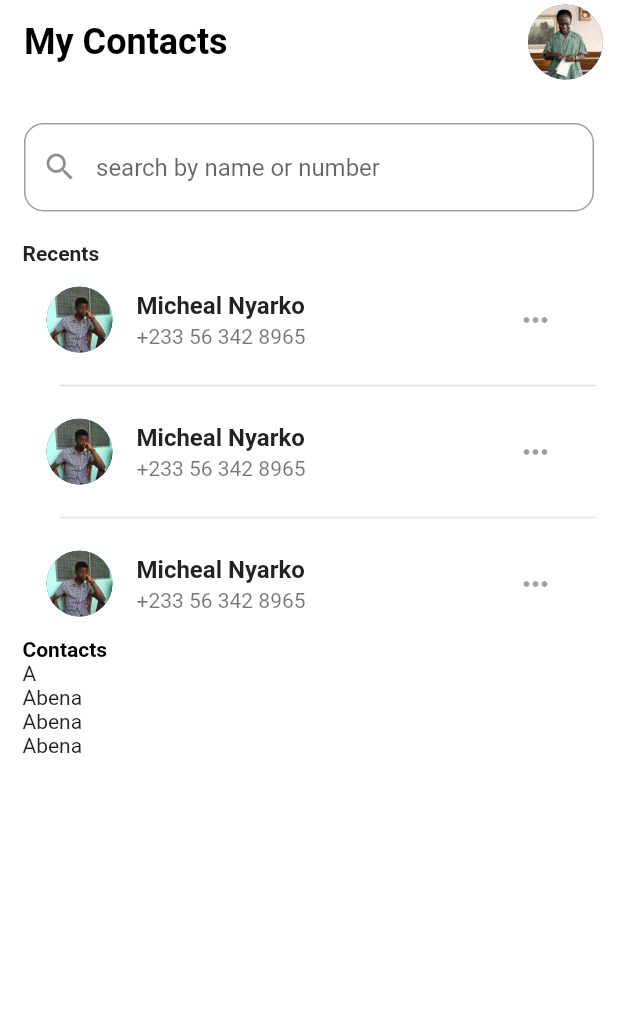
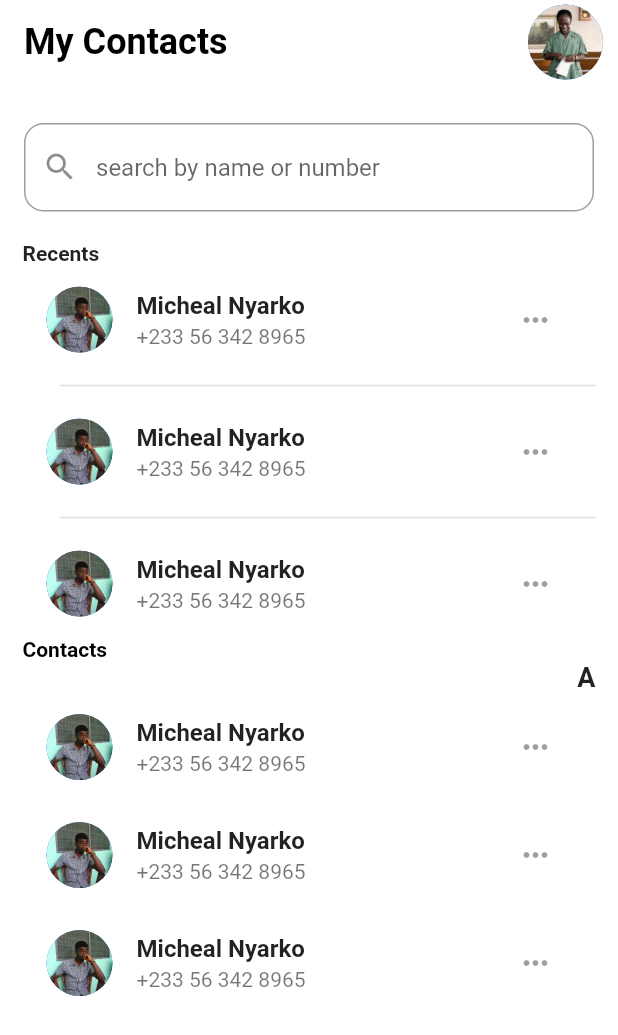
Before and after one commit to benessilfie/Dart, a Flutter app: the screen it shows after launch, on a phone screen of 412 x 824 dp. Shown: the top 1035 px of the screen. Run offline on Flutter 3.47's test engine with Material 2 defaults, Android fonts, the phone set to English and light mode, and no system bars; drawn by our look-alikes of grouped_list.

Commit message:
commit to master

```diff
--- a/lib/homepage.dart
+++ b/lib/homepage.dart
@@ -60,7 +60,8 @@ class HomePage extends StatelessWidget {
              title: Text('Micheal Nyarko', style: TextStyle(fontSize: 16, fontWeight: FontWeight.w600),),
              subtitle: Text('+233 56 342 8965'),
              trailing: IconButton(onPressed: null, icon: Icon(Icons.more_horiz)),
-           );},
+           );
+        },
 
           separatorBuilder: (context, index){
             return const Divider(
@@ -74,14 +75,32 @@ class HomePage extends StatelessWidget {
 
          GroupedListView<dynamic, String>(
            shrinkWrap: true,
+
     elements: const [
       {'name':'Abena', 'phone_number':'+233 56 958 7251'},
       {'name':'Abena', 'phone_number':'+233 56 958 7251'},
       {'name':'Abena', 'phone_number':'+233 56 958 7251'}],
+
     groupBy: (element) => element['name'].toString().substring(0,1),
-    groupSeparatorBuilder: (String groupByValue) => Text(groupByValue.substring(0,1)),
-    itemBuilder: (context, dynamic element) => Text(element['name']),
-    itemComparator: (item1, item2) => item1['name'].compareTo(item2['name']), // optional
+    groupSeparatorBuilder: (String groupByValue) =>
+    SizedBox(
+      width: MediaQuery.of(context).size.width,
+      child: Text(groupByValue.substring(0,1), textAlign: TextAlign.right,
+      style: const TextStyle(fontWeight: FontWeight.w600, fontSize: 18),),
+    ),
+
+    itemBuilder: (context, dynamic element) => const ListTile(
+             leading: CircleAvatar(
+             radius: 22,
+             backgroundImage: AssetImage('assets/adom.jpg'),),
+             title: Text('Micheal Nyarko', style: TextStyle(fontSize: 16, fontWeight: FontWeight.w600),),
+             subtitle: Text('+233 56 342 8965'),
+             trailing: IconButton(onPressed: null, icon: Icon(Icons.more_horiz)),
+           ),
+
+    itemComparator: (item1, item2) =>
+    item1['name'].compareTo(item2['name']), // optional
+
     useStickyGroupSeparators: true, // optional
     floatingHeader: true, // optional
     order: GroupedListOrder.ASC, // optional
```
